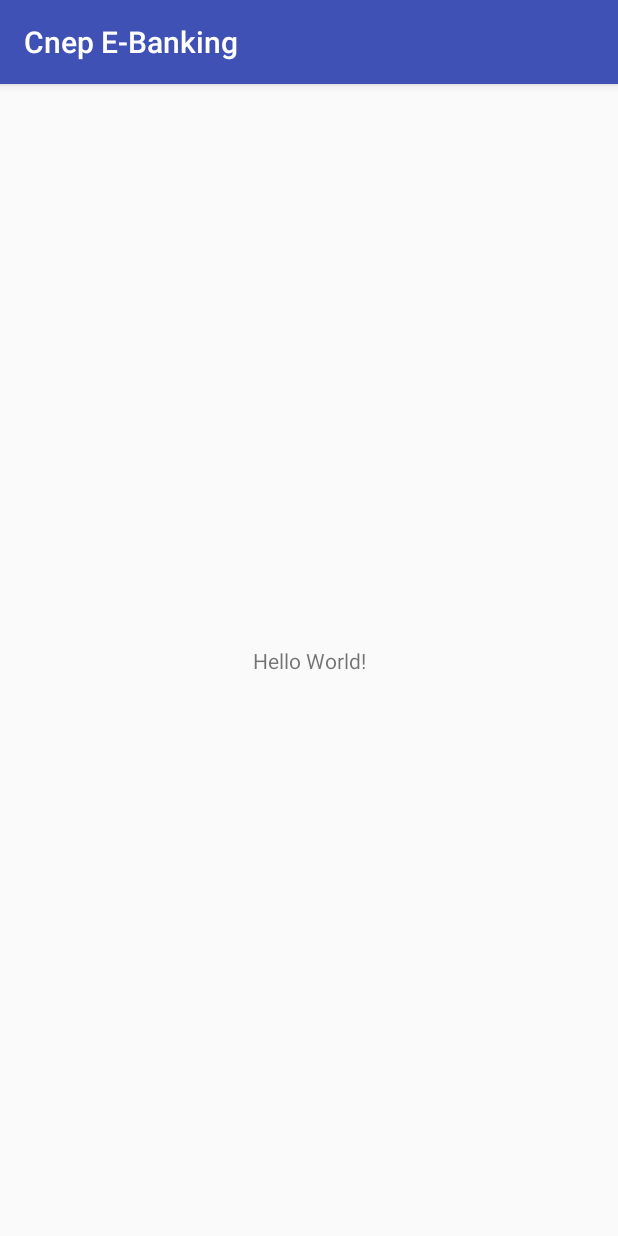
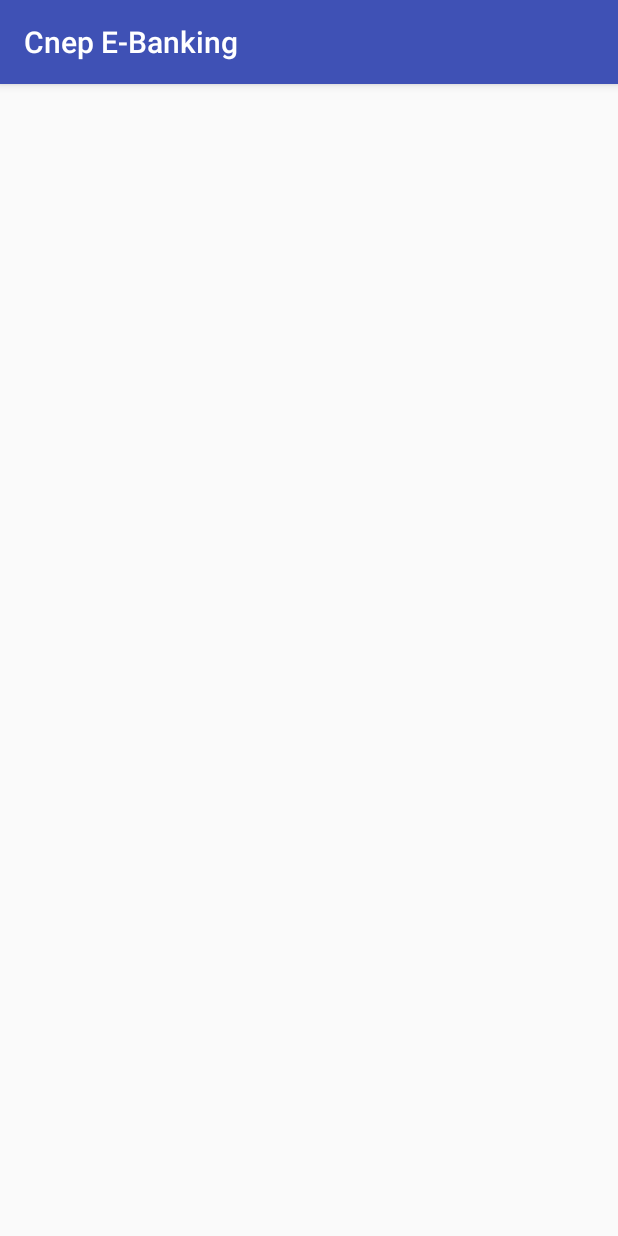
Before and after one commit to aghilesDev/Android-M-Banking, an Android app: the screen it shows after launch (MainActivity), on a phone screen of 412 x 824 dp. Run offline under Robolectric (Android 15) with nearby library versions, the phone set to English and light mode, and no system bars; libraries missing offline, so code that uses them is left out: com.android.internal.

```diff
--- a/app/src/main/AndroidManifest.xml
+++ b/app/src/main/AndroidManifest.xml
@@ -9,7 +9,7 @@
         android:roundIcon="@mipmap/ic_launcher_round"
         android:supportsRtl="true"
         android:theme="@style/AppTheme">
-        <activity android:name=".MainActivity">
+        <activity android:name=".PresentationLayer.View.MainActivity">
             <intent-filter>
                 <action android:name="android.intent.action.MAIN" />
 
--- a/app/src/main/java/com/example/cnep/cnepe_banking/Domain/EntityBase.java
+++ b/app/src/main/java/com/example/cnep/cnepe_banking/DomainLayer/EntityBase.java
@@ -1,10 +1,10 @@
-package com.example.cnep.cnepe_banking.Domain;
+package com.example.cnep.cnepe_banking.DomainLayer;
 
 /**
  * Created by Aghiles on 2017-03-23.
  */
 
 public abstract class EntityBase {
-    int ID;
+    private int ID;
 
 }
--- a/app/src/main/java/com/example/cnep/cnepe_banking/Repository/IBaseRepository.java
+++ b/app/src/main/java/com/example/cnep/cnepe_banking/DomainLayer/Repository/IBaseRepository.java
@@ -1,7 +1,7 @@
-package com.example.cnep.cnepe_banking.Repository;
+package com.example.cnep.cnepe_banking.DomainLayer.Repository;
 
 import com.android.internal.util.Predicate;
-import com.example.cnep.cnepe_banking.Domain.EntityBase;
+import com.example.cnep.cnepe_banking.DomainLayer.EntityBase;
 
 import java.util.Set;
 
--- a/app/src/main/res/layout/activity_main.xml
+++ b/app/src/main/res/layout/activity_main.xml
@@ -4,15 +4,6 @@
     xmlns:tools="http://schemas.android.com/tools"
     android:layout_width="match_parent"
     android:layout_height="match_parent"
-    tools:context="com.example.cnep.cnepe_banking.MainActivity">
-
-    <TextView
-        android:layout_width="wrap_content"
-        android:layout_height="wrap_content"
-        android:text="Hello World!"
-        app:layout_constraintBottom_toBottomOf="parent"
-        app:layout_constraintLeft_toLeftOf="parent"
-        app:layout_constraintRight_toRightOf="parent"
-        app:layout_constraintTop_toTopOf="parent" />
+    tools:context="com.example.cnep.cnepe_banking.PresentationLayer.View.MainActivity">
 
 </android.support.constraint.ConstraintLayout>
```
Also changed, not shown: app/src/main/java/com/example/cnep/cnepe_banking/DataLayer/TestRepository.java (renamed from app/src/main/java/com/example/cnep/cnepe_banking/Repository/TestRepository.java, +4 -4 lines), app/src/main/java/com/example/cnep/cnepe_banking/Domain/Agence.java (deleted, +0 -8 lines), app/src/main/java/com/example/cnep/cnepe_banking/DomainLayer/Agence.java (added, +8 -0 lines), app/src/main/java/com/example/cnep/cnepe_banking/PresentationLayer/View/MainActivity.java (renamed from app/src/main/java/com/example/cnep/cnepe_banking/MainActivity.java, +4 -3 lines).
